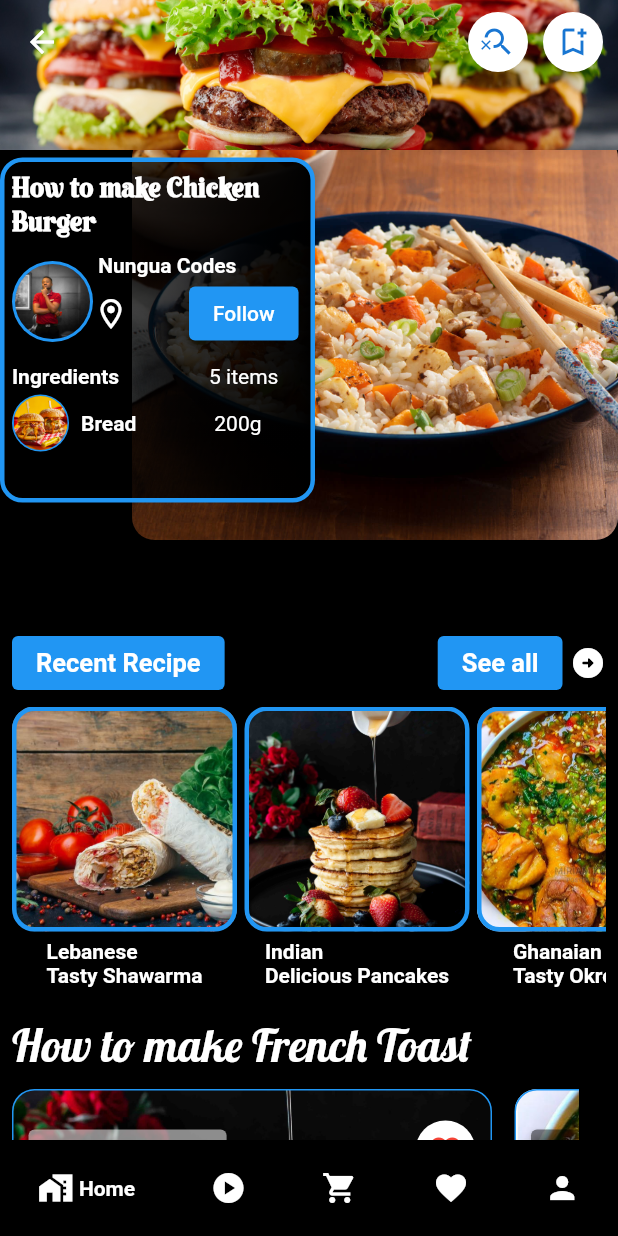
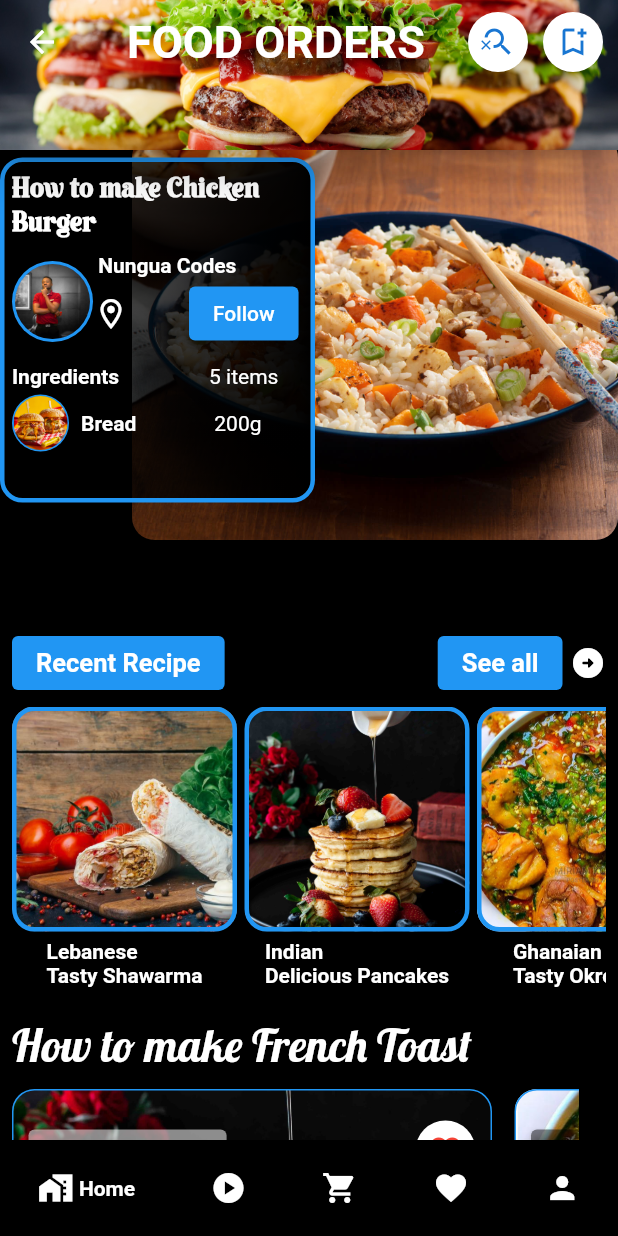
Before and after one commit to OscarNii/foodidols, a Flutter app: the Next1 screen opened directly, on a phone screen of 412 x 824 dp. Run offline on Flutter 3.47's test engine with Material 2 defaults, Android fonts, the light colour scheme and no system bars; drawn by our look-alikes of google_nav_bar; our stand-ins replace animate_do, firebase_core, font_awesome_flutter, sign_in_button; missing offline and left inert: awesome_icons; accounts and stored records are empty; statements that could not run were skipped.

Commit message:
plugins commit

```diff
--- a/lib/next/next1.dart
+++ b/lib/next/next1.dart
@@ -26,11 +26,20 @@ class Next1 extends StatelessWidget {
           SliverAppBar(
             pinned: true,
             backgroundColor: Colors.black,
+            forceElevated: true,
+            elevation: 10,
+            title: Center(
+              child: Text(
+                "FOOD ORDERS",
+                style: TextStyle(fontWeight: FontWeight.bold, fontSize: 30),
+              ),
+            ),
             expandedHeight: 100,
             flexibleSpace: FlexibleSpaceBar(
               background: Image.asset(
                 "assets/top4.jpeg",
                 fit: BoxFit.cover,
+
               ),
             ),
             actions: [
--- a/pubspec.yaml
+++ b/pubspec.yaml
@@ -36,6 +36,7 @@ dependencies:
     sdk: flutter
   font_awesome_flutter: ^10.4.0
   google_nav_bar: ^5.0.6
+  rive: ^0.10.4
   sign_in_button: ^3.2.0
   test_api: 0.4.16
 
```
Also changed, not shown: lib/login.dart (+5 -6 lines), pubspec.lock, 7 other files.
